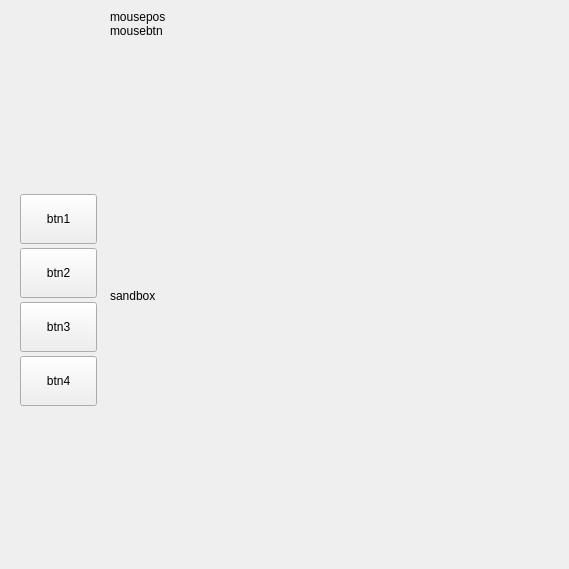
Old version of the form src/Third_window.ui in the repository arrgn/PhysCalc.
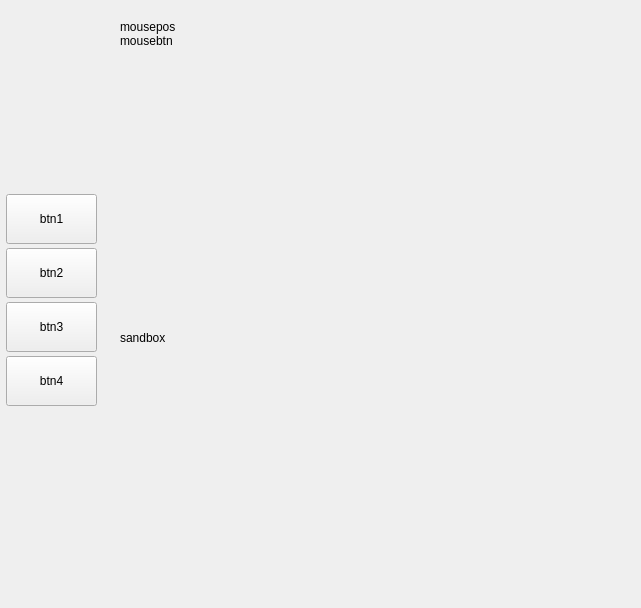
New version of the form.

Commit message: Рабочая версия рисовальщика в третьем окне.

Diff of the .ui file:
```diff
--- a/src/Third_window.ui
+++ b/src/Third_window.ui
@@ -6,19 +6,19 @@
    <rect>
     <x>0</x>
     <y>0</y>
-    <width>569</width>
-    <height>569</height>
+    <width>641</width>
+    <height>608</height>
    </rect>
   </property>
   <property name="windowTitle">
    <string>Form</string>
   </property>
-  <widget class="QWidget" name="">
+  <widget class="QWidget" name="layoutWidget">
    <property name="geometry">
     <rect>
-     <x>20</x>
+     <x>6</x>
      <y>190</y>
-     <width>77</width>
+     <width>91</width>
      <height>220</height>
     </rect>
    </property>
@@ -29,7 +29,7 @@
     <item>
      <widget class="QPushButton" name="btn1">
       <property name="sizePolicy">
-       <sizepolicy hsizetype="Fixed" vsizetype="Fixed">
+       <sizepolicy hsizetype="Minimum" vsizetype="Fixed">
         <horstretch>0</horstretch>
         <verstretch>0</verstretch>
        </sizepolicy>
@@ -54,7 +54,7 @@
     <item>
      <widget class="QPushButton" name="btn2">
       <property name="sizePolicy">
-       <sizepolicy hsizetype="Fixed" vsizetype="Fixed">
+       <sizepolicy hsizetype="Minimum" vsizetype="Fixed">
         <horstretch>0</horstretch>
         <verstretch>0</verstretch>
        </sizepolicy>
@@ -73,7 +73,7 @@
     <item>
      <widget class="QPushButton" name="btn3">
       <property name="sizePolicy">
-       <sizepolicy hsizetype="Fixed" vsizetype="Fixed">
+       <sizepolicy hsizetype="Minimum" vsizetype="Fixed">
         <horstretch>0</horstretch>
         <verstretch>0</verstretch>
        </sizepolicy>
@@ -92,7 +92,7 @@
     <item>
      <widget class="QPushButton" name="btn4">
       <property name="sizePolicy">
-       <sizepolicy hsizetype="Fixed" vsizetype="Fixed">
+       <sizepolicy hsizetype="Minimum" vsizetype="Fixed">
         <horstretch>0</horstretch>
         <verstretch>0</verstretch>
        </sizepolicy>
@@ -113,10 +113,10 @@
   <widget class="QWidget" name="verticalLayoutWidget">
    <property name="geometry">
     <rect>
-     <x>110</x>
-     <y>10</y>
-     <width>402</width>
-     <height>486</height>
+     <x>120</x>
+     <y>20</y>
+     <width>502</width>
+     <height>568</height>
     </rect>
    </property>
    <layout class="QVBoxLayout" name="vl2">
@@ -163,7 +163,7 @@
       <property name="sizeHint" stdset="0">
        <size>
         <width>20</width>
-        <height>40</height>
+        <height>20</height>
        </size>
       </property>
      </spacer>
@@ -174,15 +174,15 @@
        <bool>true</bool>
       </property>
       <property name="sizePolicy">
-       <sizepolicy hsizetype="Fixed" vsizetype="Fixed">
+       <sizepolicy hsizetype="MinimumExpanding" vsizetype="Maximum">
         <horstretch>0</horstretch>
         <verstretch>0</verstretch>
        </sizepolicy>
       </property>
       <property name="minimumSize">
        <size>
-        <width>400</width>
-        <height>400</height>
+        <width>450</width>
+        <height>500</height>
        </size>
       </property>
       <property name="cursor">
```
The commit also changes 1 other file.
